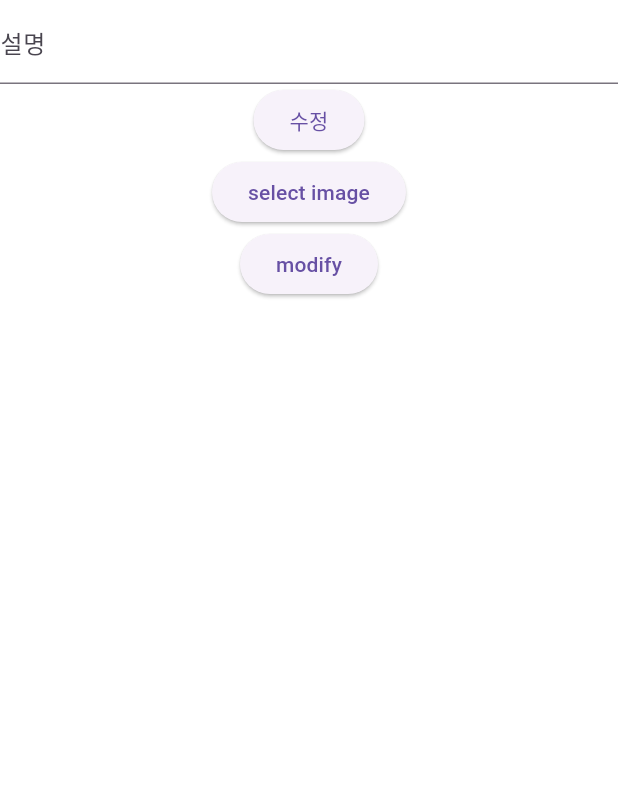
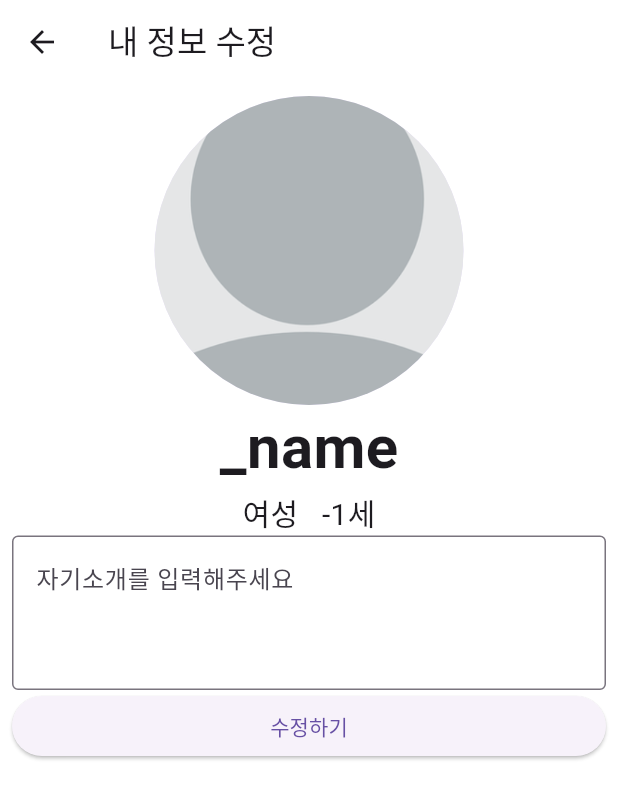
Before and after one commit to TeamCandle/front-end, a Flutter app: the ProfilePage screen opened by its route, after a tap on "modify my info", on a phone screen of 412 x 824 dp. Shown: the top 799 px of the screen. Run offline on Flutter 3.47's test engine with Material 3 defaults, Android fonts, the phone set to English and light mode, and no system bars; our stand-ins replace firebase_core, firebase_messaging, flutter_local_notifications, geocoding, geolocator, go_router and 4 more; missing offline and left inert: kakao_flutter_sdk, stomp_dart_client, webview_flutter_android, webview_flutter_wkwebview; accounts and stored records are empty; network calls fail.

Commit message:
refactoring profile modify

```diff
--- a/lib/pages/profilepage.dart
+++ b/lib/pages/profilepage.dart
@@ -33,12 +33,14 @@ class ProfilePage extends StatelessWidget {
           String gender =
               context.watch<UserInfo>().gender == "male" ? "남성" : "여성";
           String age = context.watch<UserInfo>().age.toString();
-          String description =
-              context.watch<UserInfo>().description ?? "안녕하세요~^^";
-          List<Map<String, dynamic>> Dogs =
+          String description = context.watch<UserInfo>().description == null
+              ? "자기소개를 입력해주세요"
+              : context.watch<UserInfo>().description!;
+          List<Map<String, dynamic>> dogs =
               context.watch<UserInfo>().ownDogList;
 
           return SingleChildScrollView(
+            padding: const EdgeInsets.all(8.0),
             child: Column(
               crossAxisAlignment: CrossAxisAlignment.stretch,
               children: [
@@ -73,12 +75,7 @@ class ProfilePage extends StatelessWidget {
                 ),
                 const Divider(thickness: 2),
                 Column(
-                  children: Dogs.map((dog) {
-                    if (dog.isEmpty) {
-                      return const Center(
-                          child:
-                              Text('키우는 반려견이 없으신가요?\n가족같은 나의 반려견을 등록해보세요 ^^'));
-                    }
+                  children: dogs.map((dog) {
                     return ListTile(
                       leading: dog['dogImage'] == null
                           ? Image.asset('assets/images/profile_test.png')
@@ -142,17 +139,12 @@ class _ProfileModifyPageState extends State<ProfileModifyPage> {
       });
     }
 
-    void modifyMyImage() async {
+    Future<bool> modifyMyImage() async {
       if (pickedFile == null) {
-        debugPrint("[log] select image");
-        return;
+        debugPrint("[log] image empty");
+        return true;
       }
-      bool result = await ProfileApi.modifyMyImageAtServer(image: pickedFile!);
-      if (result == false) {
-        debugPrint("[log] modify fail");
-        return;
-      }
-      goBack();
+      return await ProfileApi.modifyMyImageAtServer(image: pickedFile!);
     }
 
     void pickImageFromGallery() async {
@@ -165,41 +157,92 @@ class _ProfileModifyPageState extends State<ProfileModifyPage> {
         debugPrint("[log] Error picking image: $e");
         return;
       }
-      goBack();
+      //setState(() {});
     }
 
-    void modifyMyDescription() async {
-      bool result = await ProfileApi.modifyMyDescriptionAtServer(
+    Future<bool> modifyMyDescription() async {
+      if (_descriptionCtrl.text == "") {
+        debugPrint('[log] text empty');
+        return true;
+      }
+      return await ProfileApi.modifyMyDescriptionAtServer(
           description: _descriptionCtrl.text);
-      if (result == true) {
-        debugPrint('[log] modify success');
-      } else {
-        debugPrint('[log] modify fail');
-      }
-      goBack();
     }
 
     //build UI
     return Scaffold(
-      body: Center(
-        child: Column(children: [
-          TextField(
-            controller: _descriptionCtrl,
-            decoration: const InputDecoration(labelText: '설명'),
-          ),
-          ElevatedButton(
-            onPressed: modifyMyDescription,
-            child: const Text('수정'),
-          ),
-          ElevatedButton(
-            onPressed: pickImageFromGallery,
-            child: const Text('select image'),
-          ),
-          ElevatedButton(
-            onPressed: modifyMyImage,
-            child: const Text('modify'),
-          )
-        ]),
+      appBar: AppBar(title: const Text('내 정보 수정')),
+      body: LayoutBuilder(
+        builder: (BuildContext context, BoxConstraints constraints) {
+          double width = constraints.maxWidth;
+          dynamic image = context.read<UserInfo>().image == null
+              ? const AssetImage('assets/images/profile_test.png')
+              : MemoryImage(context.read<UserInfo>().image!);
+          String name = context.read<UserInfo>().name;
+          String gender =
+              context.read<UserInfo>().gender == "male" ? "남성" : "여성";
+          String age = context.read<UserInfo>().age.toString();
+
+          return SingleChildScrollView(
+            padding: const EdgeInsets.all(8.0),
+            child: Column(
+              crossAxisAlignment: CrossAxisAlignment.stretch,
+              children: [
+                GestureDetector(
+                  onTap: pickImageFromGallery,
+                  child: CircleAvatar(
+                    radius: width / 4,
+                    backgroundImage: pickedFile == null
+                        ? image
+                        : FileImage(File(pickedFile!.path)),
+                  ),
+                ),
+                Center(
+                  child: Text(
+                    name,
+                    style: const TextStyle(
+                      fontSize: 40,
+                      fontWeight: FontWeight.bold,
+                    ),
+                  ),
+                ),
+                Center(
+                  child: Text(
+                    '$gender\t\t\t$age세',
+                    style: const TextStyle(fontSize: 20.0),
+                  ),
+                ),
+                SizedBox(
+                  height: width / 4,
+                  child: TextField(
+                    controller: _descriptionCtrl,
+                    maxLines: 5,
+                    decoration: const InputDecoration(
+                      hintText: '자기소개를 입력해주세요',
+                      border: OutlineInputBorder(),
+                    ),
+                  ),
+                ),
+                ElevatedButton(
+                  onPressed: () async {
+                    bool result = await modifyMyImage();
+                    if (result == false) {
+                      debugPrint('log modify image fail');
+                      return;
+                    }
+                    result = await modifyMyDescription();
+                    if (result == false) {
+                      debugPrint('log modify description fail');
+                      return;
+                    }
+                    goBack();
+                  },
+                  child: const Text('수정하기'),
+                ),
+              ],
+            ),
+          );
+        },
       ),
     );
   }
```
